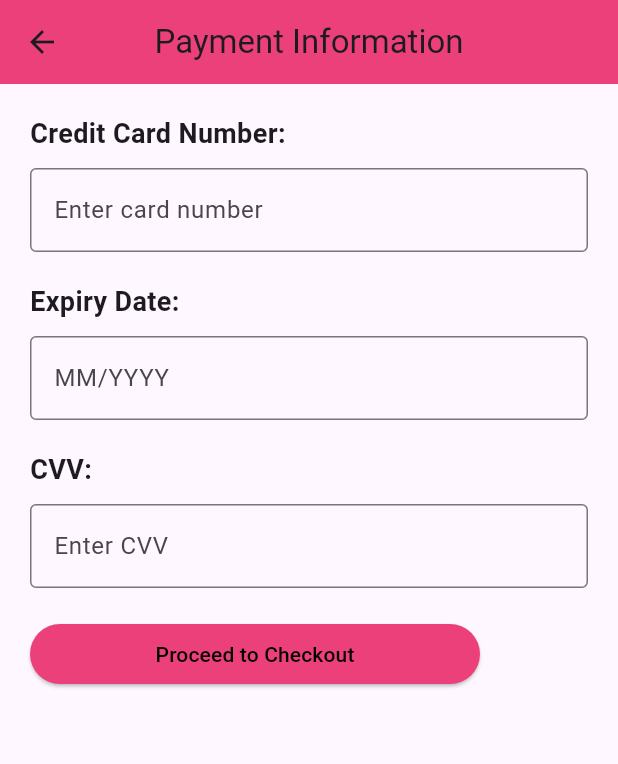
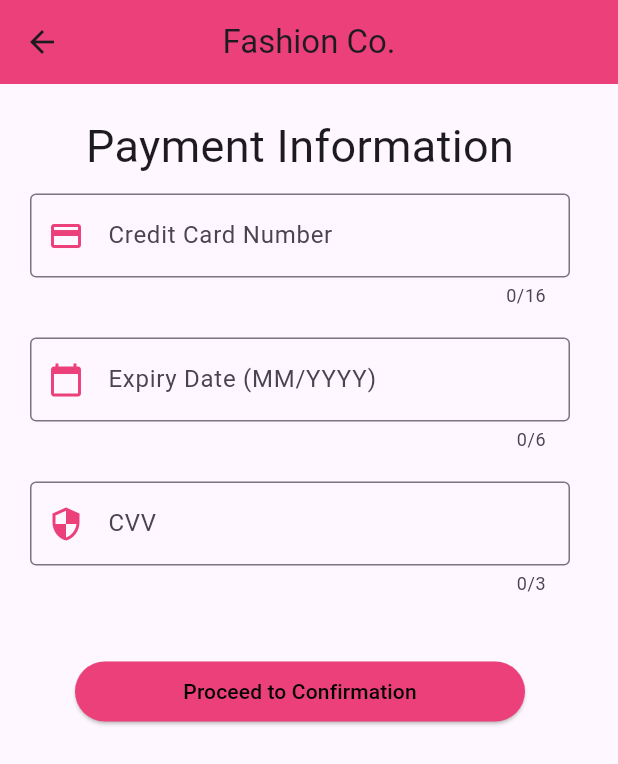
Before and after one commit to melissaweller/FashionCo, a Flutter app: the CheckoutPage1 screen opened directly with empty values, after a tap on "Continue to Payment Information", on a phone screen of 412 x 824 dp. Shown: the top 764 px of the screen. Run offline on Flutter 3.47's test engine with Material 3 defaults, Android fonts, the phone set to English and light mode, and no system bars; our stand-ins replace cloud_firestore, firebase_auth, firebase_core; missing offline and left inert: profile_photo; accounts and stored records are empty.

Commit message:
worked on checkout process

```diff
--- a/lib/navPages/CheckoutPage1.dart
+++ b/lib/navPages/CheckoutPage1.dart
@@ -44,39 +44,29 @@ class _CheckoutPage1State extends State<CheckoutPage1> {
     super.initState();
   }
 
-  // Future<void> checkout(String userEmail, Map<String, dynamic> shippingInfo, List<dynamic> cart) async {
-  //   // Add shipping information to Firestore
-  //   await FirebaseFirestore.instance.collection('shipping_info').add(shippingInfo);
-  //
-  //   // Add each product in the cart to Firestore
-  //   for (var product in cart) {
-  //     await FirebaseFirestore.instance.collection('orders').add({
-  //       'user_email': userEmail,
-  //       'product_title': product['title'],
-  //       'product_price': product['price'],
-  //       // Add more fields as needed
-  //     });
-  //   }
-  // }
+  Future<void> checkout(String userEmail, Map<String, dynamic> shippingInfo, List<dynamic> cart) async {
 
+    DocumentSnapshot orderNumberSnapshot = await FirebaseFirestore.instance.collection('order_numbers').doc('latest').get();
+    int latestOrderNumber = orderNumberSnapshot.exists ? orderNumberSnapshot['order_number'] : 0;
 
-  Future<void> checkout(String userEmail, Map<String, dynamic> shippingInfo, List<dynamic> cart) async {
+    int newOrderNumber = latestOrderNumber + 1;
+
+    await FirebaseFirestore.instance.collection('order_numbers').doc('latest').set({'order_number': newOrderNumber});
+
     // Create a map to represent the order
     Map<String, dynamic> orderData = {
+      'order_number': newOrderNumber.toString(),
+      'order_status': 'Pending',
       'user_email': userEmail,
       'shipping_info': shippingInfo,
       'products': cart.map((product) => {
         'title': product['title'],
         'price': product['price'],
-        // Add more product details as needed
       }).toList(),
     };
 
-    // Add the order document to the 'orders' collection
     await FirebaseFirestore.instance.collection('orders').add(orderData);
   }
-
-
 
   @override
   Widget build(BuildContext context) {
@@ -217,7 +207,12 @@ class _CheckoutPage1State extends State<CheckoutPage1> {
                             'country': _countryController.text,
                           };
                           await checkout(widget.userEmail, shippingInfo, widget.cart);
-                          Navigator.push(context, MaterialPageRoute(builder: (context) => PaymentPage()));
+                          Navigator.push(
+                            context,
+                            MaterialPageRoute(
+                              builder: (context) => PaymentPage(cart: widget.cart),
+                            ),
+                          );
                         },
                         child: Text('Continue to Payment Information')
                     ),
--- a/lib/navPages/PaymentPage.dart
+++ b/lib/navPages/PaymentPage.dart
@@ -1,7 +1,12 @@
-import 'package:cloud_firestore/cloud_firestore.dart';
+
 import 'package:flutter/material.dart';
+import 'package:project/navPages/checkoutPage2.dart';
 
 class PaymentPage extends StatefulWidget {
+  final List<dynamic> cart;
+
+  PaymentPage({required this.cart});
+
   @override
   _PaymentPageState createState() => _PaymentPageState();
 }
@@ -15,71 +20,68 @@ class _PaymentPageState extends State<PaymentPage> {
   Widget build(BuildContext context) {
     return Scaffold(
       appBar: AppBar(
-        title: Text('Payment Information'),
+        title: Text('Fashion Co.'),
         backgroundColor: Colors.pink[400],
         centerTitle: true,
       ),
-      body: Padding(
-        padding: EdgeInsets.all(20.0),
+      body: SingleChildScrollView(
         child: Column(
-          crossAxisAlignment: CrossAxisAlignment.start,
+          mainAxisAlignment: MainAxisAlignment.center,
           children: [
-            Text(
-              'Credit Card Number:',
-              style: TextStyle(fontSize: 18.0, fontWeight: FontWeight.bold),
+            Container(
+              padding: EdgeInsets.all(20),
+              height: 800,
+              width: 400,
+              decoration: BoxDecoration(
+                borderRadius: BorderRadius.circular(10),
               ),
-            SizedBox(height: 10.0),
-            TextFormField(
+              child: Column(
+                children: [
+                  Text('Payment Information', style: TextStyle(fontSize: 30),),
+                  SizedBox(height: 10,),
+                  TextField(
                     controller: _cardNumberController,
-              keyboardType: TextInputType.number,
+                    maxLength: 16,
                     decoration: InputDecoration(
                       border: OutlineInputBorder(),
-                hintText: 'Enter card number',
+                      labelText: 'Credit Card Number',
+                      prefixIcon: Icon(Icons.credit_card, color: Colors.pink[400]),
                     ),
                   ),
-            SizedBox(height: 20.0),
-            Text(
-              'Expiry Date:',
-              style: TextStyle(fontSize: 18.0, fontWeight: FontWeight.bold),
-            ),
-            SizedBox(height: 10.0),
-            TextFormField(
+                  SizedBox(height: 20,),
+                  TextField(
                     controller: _expiryDateController,
-              keyboardType: TextInputType.datetime,
+                    maxLength: 6,
                     decoration: InputDecoration(
                       border: OutlineInputBorder(),
-                hintText: 'MM/YYYY',
+                      labelText: 'Expiry Date (MM/YYYY)',
+                      prefixIcon: Icon(Icons.calendar_today, color: Colors.pink[400]),
                     ),
                   ),
-            SizedBox(height: 20.0),
-            Text(
-              'CVV:',
-              style: TextStyle(fontSize: 18.0, fontWeight: FontWeight.bold),
-            ),
-            SizedBox(height: 10.0),
-            TextFormField(
+                  SizedBox(height: 20,),
+                  TextField(
                     controller: _cvvController,
-              keyboardType: TextInputType.number,
+                    maxLength: 3,
                     decoration: InputDecoration(
                       border: OutlineInputBorder(),
-                hintText: 'Enter CVV',
+                      labelText: 'CVV',
+                      prefixIcon: Icon(Icons.security, color: Colors.pink[400]),
                     ),
                   ),
-            SizedBox(height: 20.0),
+                  SizedBox(height: 40,),
                   ElevatedButton(
                     style: ElevatedButton.styleFrom(
                       foregroundColor: Colors.black,
                       backgroundColor: Colors.pink[400],
-                  minimumSize: Size(300, 40)
+                      minimumSize: Size(300, 40),
                     ),
-              onPressed: () {
-                // Process payment and proceed to CheckoutPage2
-                // Navigator.push(
-                //   context,
-                //   MaterialPageRoute(builder: (context) => CheckoutPage2()),
-                // );
+                    onPressed: (){
+                      Navigator.push(context,MaterialPageRoute(builder: (context) => checkoutPage2(cart: widget.cart)),);
                     },
-              child: Text('Proceed to Checkout'),
+                    child: Text('Proceed to Confirmation'),
+                  ),
+                ],
+              ),
             ),
           ],
         ),
```
Also changed, not shown: lib/navPages/checkoutPage2.dart (+137 -0 lines). Lines whose indentation alone changed are shown as unchanged.
